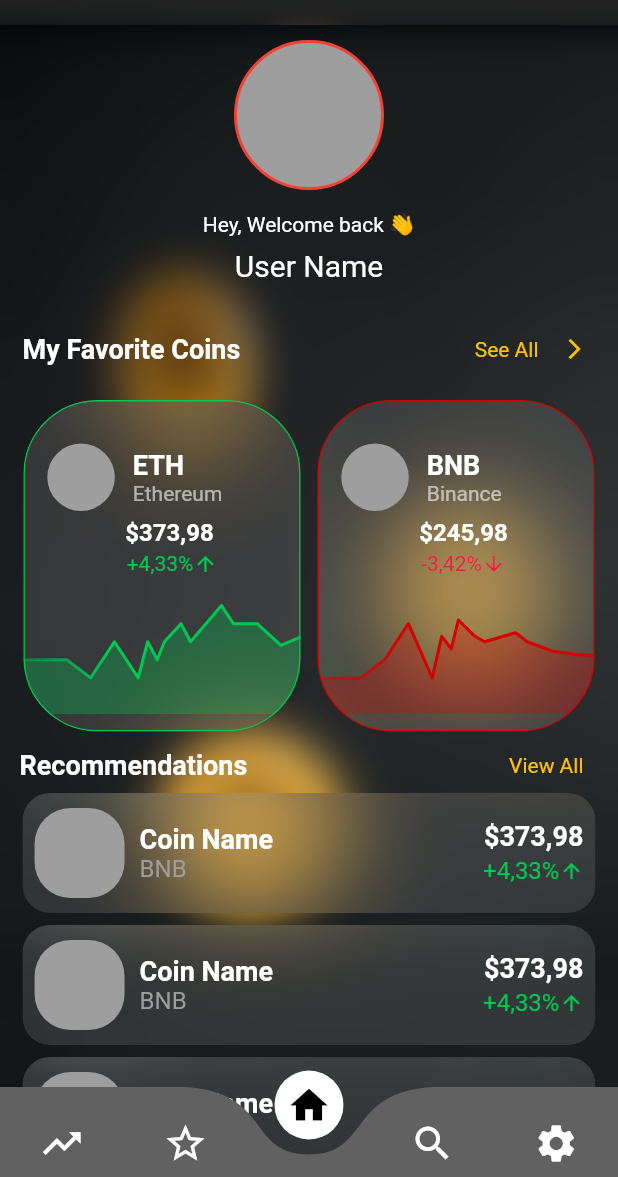
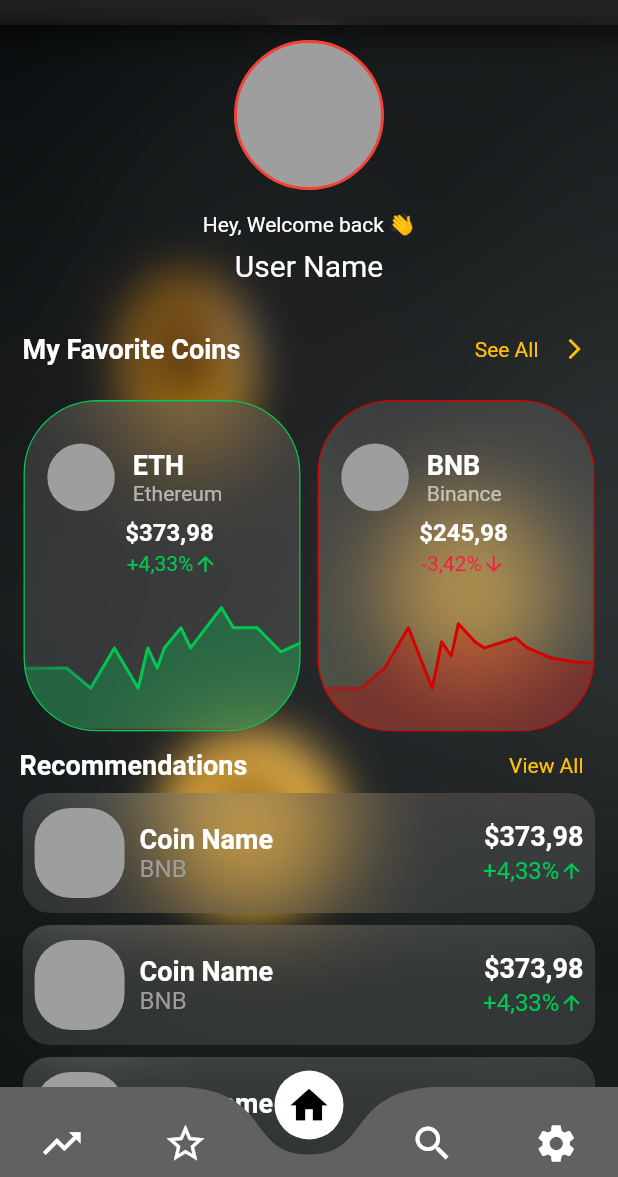
Before and after one commit to RitikRajoria/Crypto-Tracker-App, a Flutter app: the screen it shows after launch, on a phone screen of 412 x 824 dp, the part 59-1236 px from its top. Run offline on Flutter 3.47's test engine with Material 2 defaults, Android fonts, the phone set to English and light mode, and no system bars; drawn by our look-alikes of curved_navigation_bar, fl_chart.

Commit message:
bug fix home favs tab

```diff
--- a/lib/pages/home.dart
+++ b/lib/pages/home.dart
@@ -245,10 +245,8 @@ class _HomePageState extends State<HomePage> {
                                 ],
                               ),
                             ),
-                            Container(
-                              height: 85.36,
-                              // width: (size.width),
-                              // color: Colors.grey,
+                            Expanded(
+
                               child: LineChartWidget(),
                             ),
                           ],
@@ -343,10 +341,8 @@ class _HomePageState extends State<HomePage> {
                                 ],
                               ),
                             ),
-                            Container(
-                                height: 85.36,
-                                // width: (size.width),
-                                // color: Colors.grey,
+                            Expanded(
+
                                 child: LineChartWidget2(),
                               ),
                           ],
```
